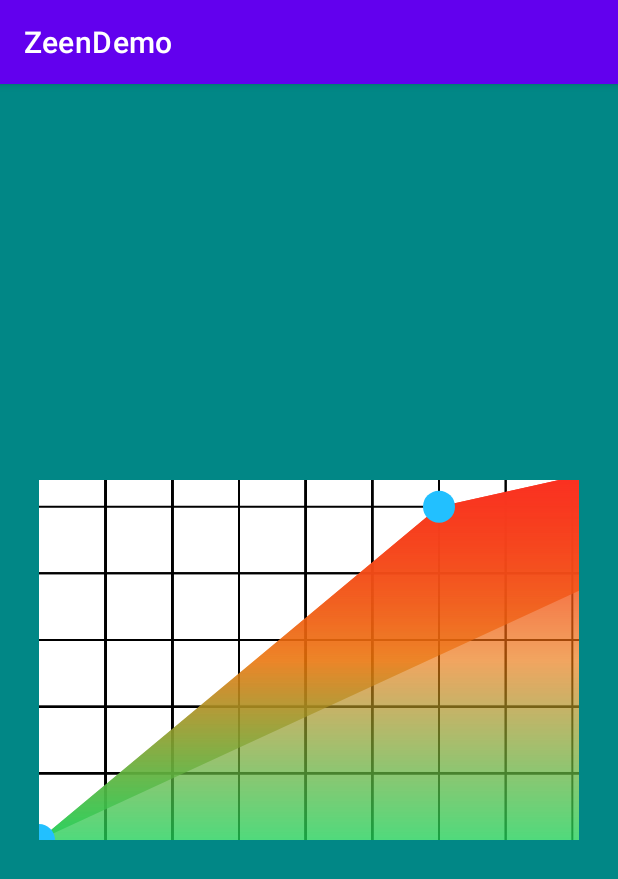
After one commit to Altman29/ZeenDemo, an Android app: the LineChartActivity screen opened directly, with no data from a screen before it, on a phone screen of 412 x 824 dp. The commit adds this screen. Shown: the top 879 px of the screen. Run offline under Robolectric (Android 15) with nearby library versions, the phone set to English and light mode, and no system bars; plain views replace _LineChartView.

Commit message:
feat: 折线图&渐变背景

```diff
--- a/app/src/main/AndroidManifest.xml
+++ b/app/src/main/AndroidManifest.xml
@@ -9,7 +9,8 @@
         android:roundIcon="@mipmap/ic_launcher_round"
         android:supportsRtl="true"
         android:theme="@style/Theme.ZeenDemo">
-        <activity android:name=".fragmentVpFragment.Fvpf"></activity>
+        <activity android:name=".linechartview.LineChartActivity"></activity>
+        <activity android:name=".fragmentVpFragment.Fvpf" />
         <activity android:name=".ninepath.NinePathActivity" />
         <activity android:name=".horizontallist.HorizontalRvActivity" />
         <activity android:name=".countrypicker.CountryActivity" />
--- a/app/src/main/java/com/zeen/zeendemo/MainActivity.java
+++ b/app/src/main/java/com/zeen/zeendemo/MainActivity.java
@@ -9,6 +9,7 @@ import android.widget.TextView;
 import com.zeen.zeendemo.countrypicker.CountryActivity;
 import com.zeen.zeendemo.fragmentVpFragment.Fvpf;
 import com.zeen.zeendemo.horizontallist.HorizontalRvActivity;
+import com.zeen.zeendemo.linechartview.LineChartActivity;
 import com.zeen.zeendemo.ninepath.NinePathActivity;
 import com.zeen.zeendemo.tracerv.TimeLineActivity;
 
@@ -69,10 +70,14 @@ public class MainActivity extends AppCompatActivity {
     }
 
     public void goNine(View view) {
-        startActivityForResult(new Intent(this, NinePathActivity.class), 12);
+        startActivity(new Intent(this, NinePathActivity.class));
     }
 
     public void goFVpF(View view) {
-        startActivityForResult(new Intent(this, Fvpf.class), 12);
+        startActivity(new Intent(this, Fvpf.class));
+    }
+
+    public void goLineChart(View view) {
+        startActivity(new Intent(this, LineChartActivity.class));
     }
 }
--- /dev/null
+++ b/app/src/main/java/com/zeen/zeendemo/linechartview/DensityUtils.java
@@ -0,0 +1,66 @@
+package com.zeen.zeendemo.linechartview;
+
+/**
+ * Created by Clark Chen. on 3/5/21.
+ * e-mail:altman29@foxmail.com
+ * Desc:
+ */
+
+import android.content.Context;
+import android.util.TypedValue;
+
+/**
+ * @author Creat on：
+ * @version V1.0
+ */
+public class DensityUtils {
+    private DensityUtils() {
+        /* cannot be instantiated */
+        throw new UnsupportedOperationException("cannot be instantiated");
+    }
+
+    /**
+     * dp转px
+     *
+     * @param context
+     * @return
+     */
+    public static int dp2px(Context context, float dpVal) {
+        return (int) TypedValue.applyDimension(TypedValue.COMPLEX_UNIT_DIP,
+                dpVal, context.getResources().getDisplayMetrics());
+    }
+
+    /**
+     * sp转px
+     *
+     * @param context
+     * @return
+     */
+    public static int sp2px(Context context, float spVal) {
+        return (int) TypedValue.applyDimension(TypedValue.COMPLEX_UNIT_SP,
+                spVal, context.getResources().getDisplayMetrics());
+    }
+
+    /**
+     * px转dp
+     *
+     * @param context
+     * @param pxVal
+     * @return
+     */
+    public static float px2dp(Context context, float pxVal) {
+        final float scale = context.getResources().getDisplayMetrics().density;
+        return (pxVal / scale);
+    }
+
+    /**
+     * px转sp
+     *
+     * @param pxVal
+     * @return
+     */
+    public static float px2sp(Context context, float pxVal) {
+        return (pxVal / context.getResources().getDisplayMetrics().scaledDensity);
+    }
+
+}
--- /dev/null
+++ b/app/src/main/java/com/zeen/zeendemo/linechartview/LineChartActivity.java
@@ -0,0 +1,35 @@
+package com.zeen.zeendemo.linechartview;
+
+import android.os.Bundle;
+
+import com.zeen.zeendemo.R;
+
+import java.util.ArrayList;
+
+import androidx.appcompat.app.AppCompatActivity;
+
+public class LineChartActivity extends AppCompatActivity {
+    private MyLineView mMyLineView;
+
+    //    _LineChartView chartView;
+//    List<String> xValues;   //x轴数据集合
+//    List<Integer> yValues;  //y轴数据集合
+    ArrayList<ViewPoint> mPointList;
+
+    @Override
+    protected void onCreate(Bundle savedInstanceState) {
+        super.onCreate(savedInstanceState);
+        setContentView(R.layout.activity_line_chart);
+
+        mMyLineView = findViewById(R.id.mylineview);
+        mPointList = new ArrayList<>();
+        mPointList.add(new ViewPoint(0, 0));
+        mPointList.add(new ViewPoint(600, 500));
+        mPointList.add(new ViewPoint(1500, 700));
+        mPointList.add(new ViewPoint(2100, 1400));
+        mPointList.add(new ViewPoint(2600, 1200));
+        mMyLineView.setData(mPointList);
+
+
+    }
+}
--- /dev/null
+++ b/app/src/main/java/com/zeen/zeendemo/linechartview/MyLineView.java
@@ -0,0 +1,219 @@
+package com.zeen.zeendemo.linechartview;
+
+import android.content.Context;
+import android.graphics.Canvas;
+import android.graphics.Color;
+import android.graphics.LinearGradient;
+import android.graphics.Paint;
+import android.graphics.Path;
+import android.graphics.Shader;
+import android.os.Build;
+import android.util.AttributeSet;
+import android.view.View;
+
+import java.util.ArrayList;
+
+import androidx.annotation.Nullable;
+import androidx.annotation.RequiresApi;
+
+/**
+ * Created by Clark Chen. on 3/5/21.
+ * e-mail:altman29@foxmail.com
+ * Desc:
+ */
+public class MyLineView extends View {
+
+    private Paint mBackPaint;
+    private Paint mGridPaint;
+    private float mSpace;
+    private ArrayList<ViewPoint> mPointList;
+    private Paint mLinePaint;
+    private Paint mCirclePaint;
+
+    public MyLineView(Context context) {
+        super(context);
+    }
+
+    public MyLineView(Context context, @Nullable AttributeSet attrs) {
+        super(context, attrs);
+    }
+
+    public MyLineView(Context context, @Nullable AttributeSet attrs, int defStyleAttr) {
+        super(context, attrs, defStyleAttr);
+    }
+
+    {
+        mBackPaint = new Paint();
+        mBackPaint.setStyle(Paint.Style.FILL);//Stroke空心，Fill实心
+        mBackPaint.setColor(Color.RED);//画笔颜色
+        mBackPaint.setStrokeWidth(10f);//画笔线宽
+    }
+
+    {
+        mGridPaint = new Paint();
+        mGridPaint.setStyle(Paint.Style.STROKE);
+        mGridPaint.setColor(Color.BLACK);
+        mGridPaint.setStrokeWidth(2f);
+        mSpace = 100f;
+    }
+
+    {
+        mLinePaint = new Paint();
+        mLinePaint.setStyle(Paint.Style.STROKE);
+        mLinePaint.setColor(Color.argb(255, 34, 192, 255));
+        mLinePaint.setStrokeWidth(10f);
+    }
+
+    {
+        mCirclePaint = new Paint();
+        mCirclePaint.setStrokeWidth(10f);
+        mCirclePaint.setStyle(Paint.Style.FILL);
+        mCirclePaint.setColor(Color.argb(255, 34, 192, 255));
+    }
+
+    @RequiresApi(api = Build.VERSION_CODES.R)
+    @Override
+    protected void onDraw(Canvas canvas) {
+        super.onDraw(canvas);
+
+        canvas.drawColor(Color.WHITE);
+        /*
+        Step1.
+        绘制实心圆，因为圆心在左上角，而自身的宽度限制导致绘制出扇形，主要标识坐标系原点在左上角。
+         */
+        //此处画圆在右下角，因为canvas还未翻转
+        //canvas.drawCircle(getMeasuredWidth(), -getMeasuredHeight(), 100f, backPaint);
+
+        changeCanvaXY(canvas);
+
+        /*
+        Step2.
+        绘制实心圆，因为已翻转坐标系，主要标识坐标系原点在左下角。
+         */
+//        canvas.drawCircle(0f, 0f, 100f, mBackPaint);
+        //此处画圆在右上角
+//        canvas.drawCircle(getMeasuredWidth(), getMeasuredHeight(), 100f, mBackPaint);
+
+        /*
+        Step3.画线(网格)
+        设置我们每格子宽高都为40像素。y轴格子个数 =measuredHeight/DensityUtils.px2dp(context,100f)
+        已知高度,我们每格子40像素。x轴格子个数  =measuredWidth/DensityUtils.px2dp(context,100f)
+         */
+//        Path pathY = new Path();
+//        pathY.moveTo(DensityUtils.px2dp(getContext(), 100f), 0f);
+//        pathY.lineTo(DensityUtils.px2dp(getContext(), 100f), getMeasuredHeight());
+//        canvas.drawPath(pathY, gridPaint);
+//        Path pathX = new Path();
+//        pathX.moveTo(0f, DensityUtils.px2dp(getContext(), 100f));
+//        pathX.lineTo(getMeasuredWidth(), DensityUtils.px2dp(getContext(), 100f));
+//        canvas.drawPath(pathX, gridPaint);
+
+        drawGrid(canvas);
+
+        drawLine(canvas, mPointList);
+
+    }
+
+    private void flush() {
+        this.invalidate();
+    }
+
+
+    public void setData(ArrayList<ViewPoint> pointList) {
+        mPointList = pointList;
+    }
+
+    /**
+     * 绘制折线图
+     *
+     * @param canvas
+     * @param pointList
+     */
+    @RequiresApi(api = Build.VERSION_CODES.R)
+    private void drawLine(Canvas canvas, ArrayList<ViewPoint> pointList) {
+        Path linePath = new Path();
+        //连线
+        for (int index = 0; index < pointList.size(); index++) {
+            linePath.lineTo(DensityUtils.px2dp(getContext(), pointList.get(index).x), DensityUtils.px2dp(getContext(), pointList.get(index).y));
+        }
+        canvas.drawPath(linePath, mLinePaint);
+        //渐变色的填充：将折线形成一个闭合的区域，通过画笔设置Style.Fill然后设置shader即可变成你想要的渐变填充
+        //连线
+        for (int index = 0; index < pointList.size(); index++) {
+            linePath.lineTo(DensityUtils.px2dp(getContext(), pointList.get(index).x), DensityUtils.px2dp(getContext(), pointList.get(index).y));
+        }
+        int endIndex = pointList.size() - 1;
+        linePath.lineTo(DensityUtils.px2dp(getContext(), pointList.get(endIndex).x), 0f);
+        linePath.close();
+        mLinePaint.setStyle(Paint.Style.FILL);
+        mLinePaint.setShader(getShader());
+        canvas.drawPath(linePath, mLinePaint);
+
+        //画point圆圈
+        for (int index = 0; index < pointList.size(); index++) {
+            canvas.drawCircle(DensityUtils.px2dp(getContext(), pointList.get(index).x), DensityUtils.px2dp(getContext(), pointList.get(index).y), 16f, mCirclePaint);
+        }
+
+    }
+
+    @RequiresApi(api = Build.VERSION_CODES.R)
+    private Shader getShader() {
+        int[] shadeColors = {Color.argb(255, 250, 49, 33), Color.argb(165, 234, 115, 9), Color.argb(200, 32, 208, 88)};
+        return new LinearGradient((getMeasuredWidth() / 2), getMeasuredHeight(), (getMeasuredWidth() / 2), 0f, shadeColors, null, Shader.TileMode.CLAMP);
+    }
+
+    private void drawGrid(Canvas canvas) {
+        /*
+        Step4.画网格
+        上面我们已经绘制出了两条线段。只需要计算出每条线段位置并绘制或者平移画布进行绘制。
+         */
+        //平行X轴的线段
+        Path pathX = new Path();
+        //平行Y轴的线段
+        Path pathY = new Path();
+        //x轴的个数
+        int countX = (int) (getMeasuredWidth() / DensityUtils.px2dp(getContext(), mSpace));
+        //y轴的个数
+        int countY = (int) (getMeasuredHeight() / DensityUtils.px2dp(getContext(), mSpace));
+
+        //方法1：
+        //平行x轴的个线段
+        for (int index = 0; index < countY; index++) {
+            pathX.moveTo(0f, DensityUtils.px2dp(getContext(), mSpace) * (index + 1));
+            pathX.lineTo(getMeasuredWidth(), DensityUtils.px2dp(getContext(), mSpace) * (index + 1));
+            canvas.drawPath(pathX, mGridPaint);
+        }
+        //平行y轴的个线段
+        for (int index = 0; index < countX; index++) {
+            pathY.moveTo(DensityUtils.px2dp(getContext(), mSpace) * (index + 1), 0f);
+            pathY.lineTo(DensityUtils.px2dp(getContext(), mSpace) * (index + 1), getMeasuredHeight());
+            canvas.drawPath(pathY, mGridPaint);
+        }
+
+        //方法2：unComplete 移动画布进行绘制
+//        canvas.save();
+//        for (int index = 0; index < countY; index++) {
+//            canvas.translate(0f, getMeasuredWidth());
+//            canvas.drawPath(pathX, gridPaint);
+//        }
+//        canvas.restore();
+////        canvas.save();
+////        for (int index = 0; index < countX; index++) {
+////            canvas.translate(space * (index + 1), 0f);
+////            canvas.drawPath(pathY, gridPaint);
+////        }
+////        canvas.restore();
+
+
+    }
+
+    private void changeCanvaXY(Canvas canvas) {
+        /*
+        保存canvas状态；restore用来恢复canvas的缩放、旋转之后的状态。当和save一起使用时，恢复到save保存时的状态。
+         */
+        canvas.save();
+        canvas.scale(1f, -1f);//x不变，y翻转
+        canvas.translate(0f, -(getMeasuredHeight()));
+    }
+
+}
--- /dev/null
+++ b/app/src/main/java/com/zeen/zeendemo/linechartview/ViewPoint.java
@@ -0,0 +1,16 @@
+package com.zeen.zeendemo.linechartview;
+
+/**
+ * Created by Clark Chen. on 3/5/21.
+ * e-mail:altman29@foxmail.com
+ * Desc:
+ */
+class ViewPoint {
+    public float x;
+    public float y;
+
+    public ViewPoint(float x, float y) {
+        this.x = x;
+        this.y = y;
+    }
+}
--- /dev/null
+++ b/app/src/main/res/layout/activity_line_chart.xml
@@ -0,0 +1,23 @@
+<?xml version="1.0" encoding="utf-8"?>
+<RelativeLayout xmlns:android="http://schemas.android.com/apk/res/android"
+    xmlns:app="http://schemas.android.com/apk/res-auto"
+    xmlns:tools="http://schemas.android.com/tools"
+    android:background="@color/teal_700"
+    android:layout_width="match_parent"
+    android:layout_height="match_parent"
+    tools:context=".linechartview.LineChartActivity">
+
+<!--    <com.zeen.zeendemo.linechartview._LineChartView-->
+<!--        android:id="@+id/linechartview"-->
+<!--        android:layout_width="wrap_content"-->
+<!--        android:layout_height="wrap_content"-->
+<!--        />-->
+
+    <com.zeen.zeendemo.linechartview.MyLineView
+        android:id="@+id/mylineview"
+        android:layout_width="360dp"
+        android:layout_height="240dp"
+        android:layout_centerInParent="true"
+        />
+
+</RelativeLayout>
--- a/app/src/main/res/layout/activity_main.xml
+++ b/app/src/main/res/layout/activity_main.xml
@@ -58,4 +58,10 @@
         android:onClick="goFVpF"
         android:text="go FragmentVpF" />
 
+    <Button
+        android:layout_width="match_parent"
+        android:layout_height="wrap_content"
+        android:onClick="goLineChart"
+        android:text="go LineChartView" />
+
 </LinearLayout>
```
